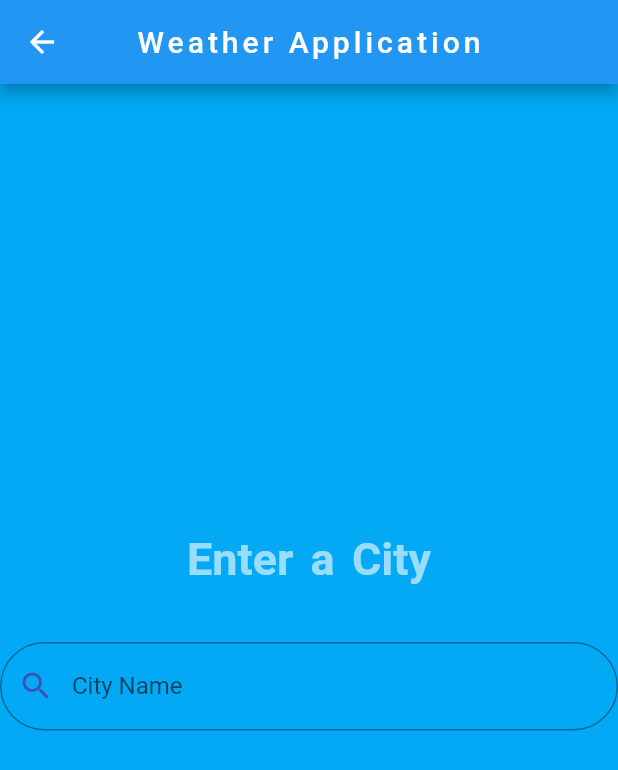
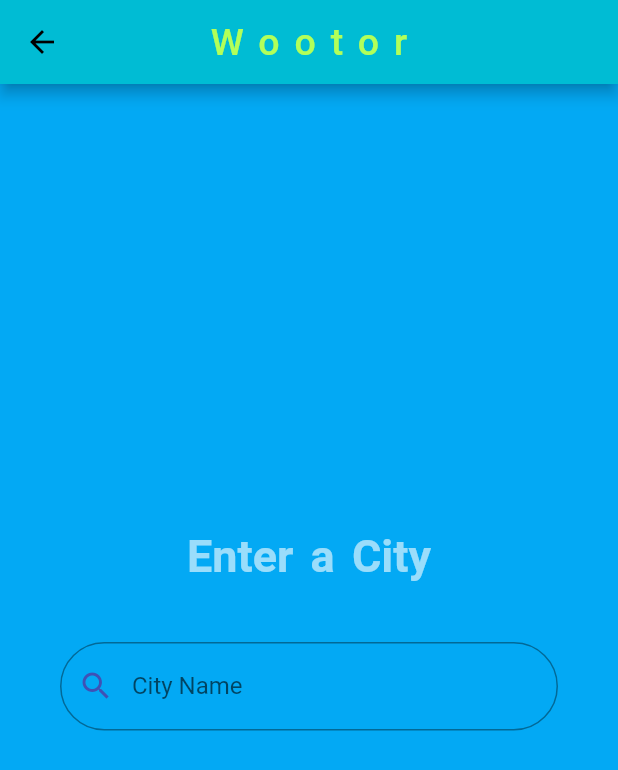
Before and after one commit to HassanEmad0010/weather-App, a Flutter app: the screen it shows after launch, after a tap on the "search" icon, on a phone screen of 412 x 824 dp. Shown: the top 770 px of the screen. Run offline on Flutter 3.47's test engine with Material 2 defaults, Android fonts, the phone set to English and light mode, and no system bars; our stand-ins replace bloc, flutter_bloc.

Commit message:
update_app_and_name_and_icon

```diff
--- a/lib/layout/home_screen.dart
+++ b/lib/layout/home_screen.dart
@@ -1,23 +1,24 @@
-import 'package:flutter/cupertino.dart';
 import 'package:flutter/material.dart';
-import 'package:flutter_bloc/flutter_bloc.dart';
 import 'package:weather_app/cubic/WeatherCubic/Weather_cubit.dart';
 import 'package:weather_app/cubic/WeatherCubic/Weather_state.dart';
 import 'package:weather_app/models/weathe_model.dart';
 import '../modules/SuccessfulBody.dart';
 import '../modules/search_page.dart';
+import 'package:flutter_bloc/flutter_bloc.dart';
 
 class HomeScreen extends StatelessWidget {
+  const HomeScreen({Key? key}) : super(key: key);
+
   @override
-  Widget build(BuildContext conwdtext) {
-    WeatherCubit cubit = WeatherCubit.get(conwdtext);
+  Widget build(BuildContext context) {
+    WeatherCubit cubit = WeatherCubit.get(context);
 
     return Scaffold(
-      backgroundColor: Colors.orangeAccent,
+      backgroundColor: Colors.teal,
       appBar: AppBar(
         title: const Text(
-          "Weather Application",
-          style: TextStyle(letterSpacing: 2.67),
+          "Wootor",
+          style: TextStyle(letterSpacing: 10,color: Colors.tealAccent,fontSize: 25),
         ),
         centerTitle: true,
         titleSpacing: 3,
@@ -27,7 +28,7 @@ class HomeScreen extends StatelessWidget {
             color: Colors.yellowAccent,
             onPressed: () {
               Navigator.push(
-                conwdtext,
+                context,
                 MaterialPageRoute(
                   builder: (coegntext) {
                     return SearchPage();
@@ -40,38 +41,41 @@ class HomeScreen extends StatelessWidget {
         ],
       ),
       body:
-          BlocBuilder<WeatherCubit, WeatherState>(builder: (conwdtext, state) {
+
+          BlocBuilder<WeatherCubit, WeatherState>(builder: (context, state) {
         if (state is WeatherFailedState) {
-          return Container(
-            color: Colors.cyan,
-            child: const Center(
+          return const Center(
+            child:  SingleChildScrollView(
+              scrollDirection: Axis.vertical,
+              child:  Center(
                   child: Text(
-              "Something went wrong \n  Please search Again",
+                " Something went wrong \n Please Search Again",
                 style: TextStyle(fontSize: 20),
               )),
+            ),
           );
+
         } else if (state is WeatherGetState) {
           WeatherModel? weatherModel = cubit.weather;
-          return SuccessWeatherWidget(cubit: cubit, weatherModel: weatherModel);
+          return Center(
+            child: SingleChildScrollView(
+                scrollDirection: Axis.vertical,
+                child: SuccessWeatherWidget(cubit: cubit, weatherModel: weatherModel)),
+          );
+
         } else if (state is WeatherLoadingState) {
-          return Scaffold(
+          return const Scaffold(
             body: Center(
-                child: Container(
-              child: const CircularProgressIndicator(
-
+                child: CircularProgressIndicator(
                   semanticsLabel: "loading......",
-                  strokeWidth: 5, color: Colors.blueAccent),
-            )),
+                    strokeWidth: 5, color: Colors.blueAccent)),
           );
         } else {
           return Scaffold(
             backgroundColor: Colors.teal,
             body: Center(
-                child: SizedBox(
-              width: double.infinity,
-              height: 300,
-              // color: Colors.cyan,
-              child: Center(
+                child: SingleChildScrollView(
+                  scrollDirection: Axis.vertical,
                   child: Column(
                   children: [
                   const Text(
@@ -86,7 +90,7 @@ class HomeScreen extends StatelessWidget {
                     color: Colors.yellowAccent,
                     onPressed: () {
                       Navigator.push(
-                        conwdtext,
+                        context,
                         MaterialPageRoute(
                           builder: (coegntext) {
                             return SearchPage();
@@ -97,7 +101,7 @@ class HomeScreen extends StatelessWidget {
                     icon: const Icon(Icons.search_outlined),
                   ),
                   ],
-              )),
+              ),
                 )),
           );
         }
--- a/lib/main.dart
+++ b/lib/main.dart
@@ -7,9 +7,9 @@ import 'layout/home_screen.dart';
 import 'package:flutter_bloc/flutter_bloc.dart';
 
 void main() {
-  Bloc.observer = SimpleBlocObserver();
+ // Bloc.observer = SimpleBlocObserver();
 
-  runApp(MyApp());
+  runApp(const MyApp());
 }
 
 class MyApp extends StatelessWidget {
@@ -23,12 +23,13 @@ class MyApp extends StatelessWidget {
         return WeatherCubit();
       },
       child: MaterialApp(
+
         debugShowCheckedModeBanner: false,
         title: 'Flutter Demo',
         theme: ThemeData(
-          primarySwatch: Colors.blue,
+          primarySwatch: Colors.cyan,
         ),
-        home: HomeScreen(),
+        home: const HomeScreen(),
       ),
     );
   }
--- a/lib/models/weathe_model.dart
+++ b/lib/models/weathe_model.dart
@@ -6,6 +6,7 @@ class WeatherModel {
   double maxTemp;
   double minTemp;
   String weatherStateName;
+  String? iconString;
 
   WeatherModel(
       {required this.date,
@@ -23,6 +24,7 @@ class WeatherModel {
       maxTemp: jsonDayData["maxtemp_c"],
       minTemp: jsonDayData["mintemp_c"],
       weatherStateName: jsonDayData["condition"]["text"],
+
     );
   }
 
--- a/lib/modules/search_page.dart
+++ b/lib/modules/search_page.dart
@@ -1,9 +1,7 @@
 import 'package:flutter/cupertino.dart';
 import 'package:flutter/material.dart';
-import 'package:weather_app/componants/shared_componant/componant.dart';
 import 'package:weather_app/cubic/WeatherCubic/Weather_cubit.dart';
 import 'package:weather_app/cubic/WeatherCubic/Weather_state.dart';
-import 'package:weather_app/models/weathe_model.dart';
 import 'package:flutter_bloc/flutter_bloc.dart';
 
 class SearchPage extends StatelessWidget {
@@ -19,18 +17,19 @@ class SearchPage extends StatelessWidget {
         backgroundColor: Colors.lightBlue,
         appBar: AppBar(
           title: const Text(
-            "Weather Application",
-            style: TextStyle(letterSpacing: 2.67),
+            "Wootor",
+            style: TextStyle(letterSpacing: 10,color: Colors.lightGreenAccent,fontSize: 25),
           ),
           centerTitle: true,
           titleSpacing: 3,
         ),
-        body: Column(
+        body: Center(
+          child: SingleChildScrollView(
+            scrollDirection: Axis.vertical,
+            child: Column(
               mainAxisAlignment: MainAxisAlignment.center,
               children: [
-            const Spacer(
-              flex: 8,
-            ),
+
                 const Text(
                   "Enter a City",
                   style: TextStyle(
@@ -39,16 +38,16 @@ class SearchPage extends StatelessWidget {
                       wordSpacing: 4,
                       fontWeight: FontWeight.bold),
                 ),
-            const Spacer(
-              flex: 1,
-            ),
-            Form(
+
+                Padding(
+                  padding: const EdgeInsets.all(40.0),
+                  child: Form(
                     key: textFormKey,
                     child: TextFormField(
                         controller: textEditingController,
                         validator: (String? value) {
                           if (value == null || value.isEmpty) {
-                      return "title Cant be empty";
+                            return "City Name Can't be empty";
                           }
                           return null;
                         },
@@ -64,7 +63,7 @@ class SearchPage extends StatelessWidget {
                               ),
                             ),
                             prefixIconColor: Colors.indigo,
-                      prefixIcon: Icon(Icons.search_sharp)
+                            prefixIcon: const Icon(Icons.search_sharp)
                             //fillColor: Colors.green
                             ),
                         onFieldSubmitted: (value) {
@@ -76,10 +75,11 @@ class SearchPage extends StatelessWidget {
                           }
                         }),
                   ),
-            const Spacer(
-              flex: 9,
                 ),
+
               ],
+            ),
+          ),
         ),
       ),
     );
```
Also changed, not shown: lib/cubic/WeatherCubic/Weather_cubit.dart (+47 -3 lines), lib/modules/SuccessfulBody.dart (+36 -18 lines), pubspec.yaml (+8 -2 lines), assets/icons/icon.png (added), assets/images/clear.png (added), assets/images/cloudy.png (added), assets/images/rainy.png (added), assets/images/snow.png (added), assets/images/thunderstorm.png (added), lib/componants/shared_componant/componant.dart (line endings or trailing spaces), pubspec.lock, 34 other files. Lines whose indentation alone changed are shown as unchanged.
